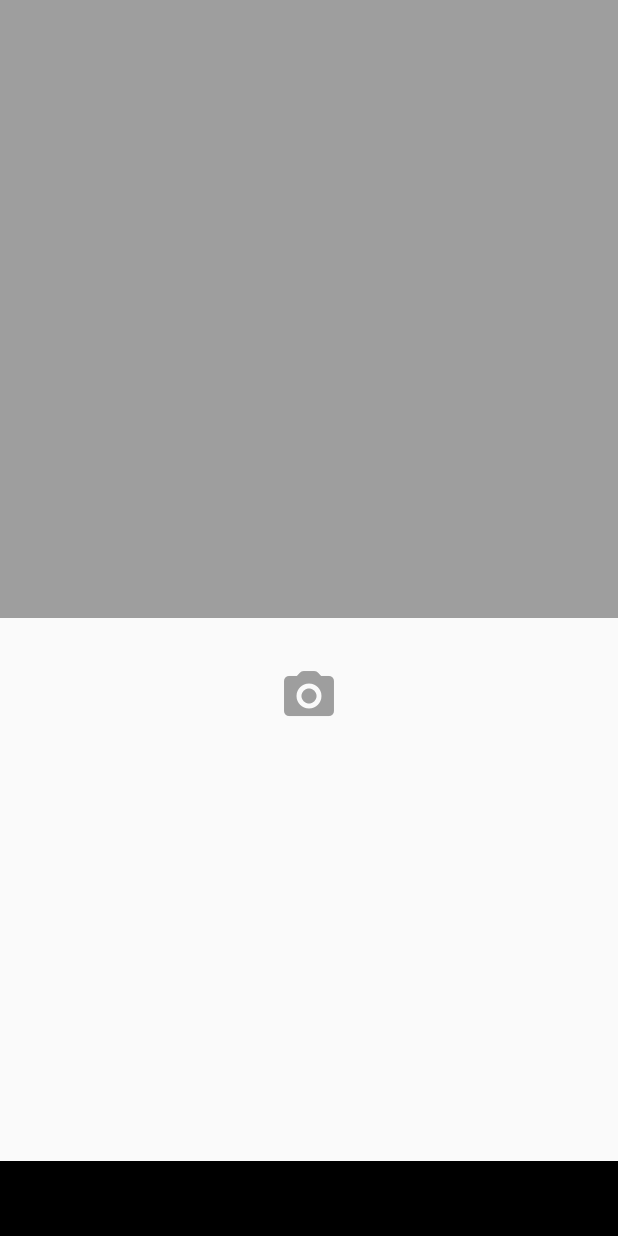
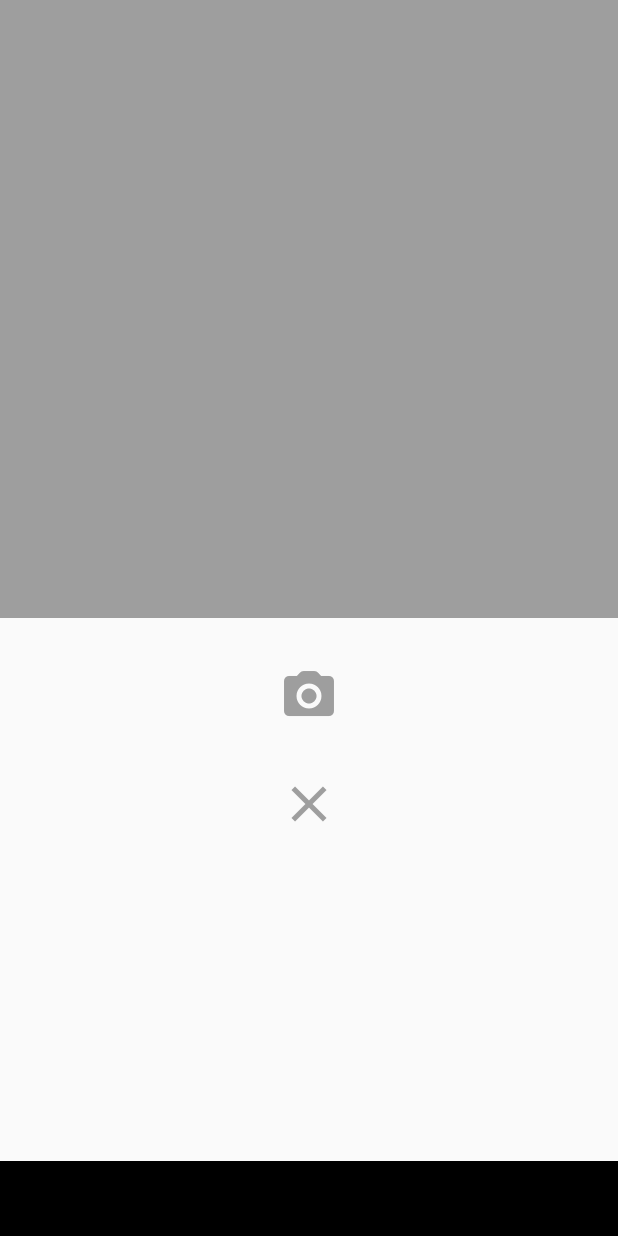
Before and after one commit to Karma-234/ai_object_tracker, a Flutter app: the screen it shows after launch, on a phone screen of 412 x 824 dp. Run offline on Flutter 3.47's test engine with Material 2 defaults, Android fonts, the phone set to English and light mode, and no system bars; our stand-ins replace camera; missing offline and left inert: tflite.

Commit message:
Code clean uo

```diff
--- a/lib/views/index_view.dart
+++ b/lib/views/index_view.dart
@@ -15,6 +15,7 @@ class _IndexViewState extends State<IndexView> {
   CameraController? _cameraController;
   CameraImage? _cameraImage;
   bool isWorking = false;
+  bool isStreaming = false;
   String result = "";
   Future loadModel() async {
     await Tflite.loadModel(
@@ -23,7 +24,6 @@ class _IndexViewState extends State<IndexView> {
     );
   }
 
-  Future loadMoadel2() async {}
   void initController() {
     _cameraController?.initialize().then((_) {
       if (!mounted) {
@@ -33,11 +33,23 @@ class _IndexViewState extends State<IndexView> {
         _cameraController?.startImageStream((image) {
           if (!isWorking) {
             isWorking = true;
+            isStreaming = true;
             _cameraImage = image;
+            result = "";
+            loadModelOnStream();
           }
         });
       });
     });
+  }
+
+  void stopCOntroller() {
+    if (isStreaming) {
+      setState(() {
+        _cameraController?.stopImageStream();
+        isStreaming = false;
+      });
+    }
   }
 
   loadModelOnStream() async {
@@ -53,10 +65,12 @@ class _IndexViewState extends State<IndexView> {
         threshold: 0.1,
         asynch: true,
       );
+
       recognitions?.forEach((resp) {
         result +=
             "${resp["label"]} ${(resp["confidence"] as double).toStringAsFixed(2)} \n\n";
       });
+
       setState(() {
         result;
         isWorking = false;
@@ -112,7 +126,7 @@ class _IndexViewState extends State<IndexView> {
             32.h,
             Center(
               child: GestureDetector(
-                onTap: _cameraImage != null
+                onTap: isStreaming
                     ? null
                     : () {
                         initController();
@@ -124,10 +138,29 @@ class _IndexViewState extends State<IndexView> {
                 ),
               ),
             ),
+            32.h,
+            Center(
+              child: GestureDetector(
+                onTap: () {
+                  stopCOntroller();
+                },
+                child: const Icon(
+                  Icons.close,
+                  color: Colors.grey,
+                  size: 40,
+                ),
+              ),
+            ),
             40.h,
-            Text(
-              result,
-              style: const TextStyle(fontSize: 40),
+            Expanded(
+              child: SingleChildScrollView(
+                child: Center(
+                  child: Text(
+                    result,
+                    style: const TextStyle(fontSize: 20),
+                  ),
+                ),
+              ),
             )
           ],
         ),
```
